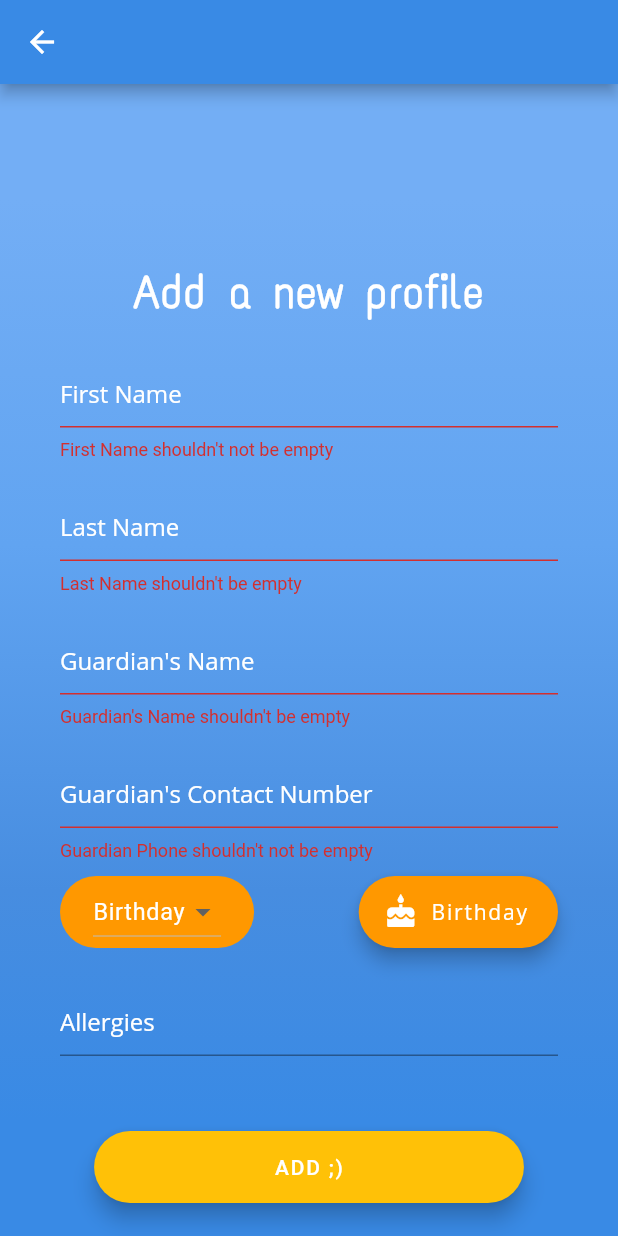
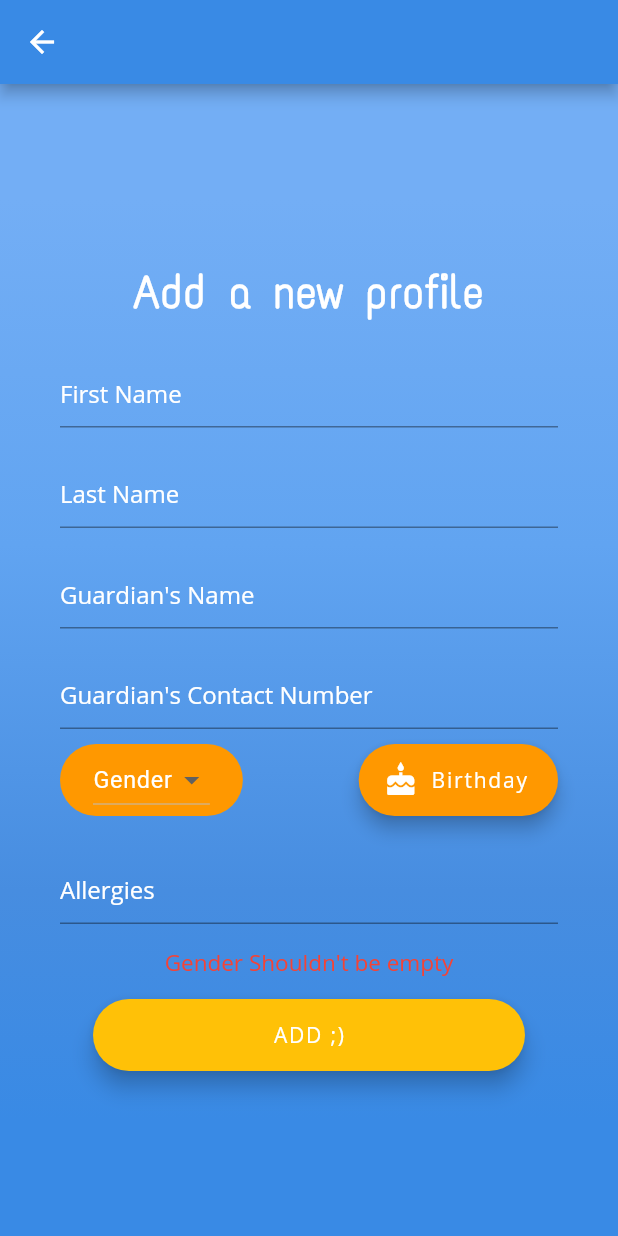
Before and after one commit to Jaideep-C/CrecheManagementApp, a Flutter app: the AddChurchKid screen opened directly, after a tap on "ADD ;)", on a phone screen of 412 x 824 dp. Run offline on Flutter 3.47's test engine with Material 2 defaults, Android fonts, the phone set to English and light mode, and no system bars; our stand-ins replace bottom_navy_bar, cloud_firestore, firebase_auth, flutter_spinkit; accounts and stored records are empty.

Commit message:
FireBase Stable 2,0

```diff
--- a/lib/screens/addKid/churchKid.dart
+++ b/lib/screens/addKid/churchKid.dart
@@ -1,8 +1,6 @@
-// import 'package:flutter/gestures.dart';
 import 'package:cloud_firestore/cloud_firestore.dart';
+import 'package:five/utilities/loading.dart';
 import 'package:flutter/material.dart';
-// import 'package:flutter/services.dart';
-// import 'package:gender_selection/gender_selection.dart';
 
 class AddChurchKid extends StatefulWidget {
 
@@ -16,10 +14,12 @@ class _AddChurchKidState extends State<AddChurchKid> {
   String _firstName,_lastName;
   DateTime _bornDay;
   String _gName;
-  var _sex="Birthday";
+  var _sex="Gender";
   String _gPhone;
-  String _allergies;
-  var gender=["Birthday","Male","Female","Other"];
+  bool _loading=false;
+  String _allergies,_error="nope";
+  var gender=["Gender","Male","Female","Other"];
+
   Widget _newProfile(){
     return Form(
       key: _formKey,
@@ -329,16 +329,43 @@ class _AddChurchKidState extends State<AddChurchKid> {
     Widget _addBtn() {
     return FloatingActionButton.extended(
       onPressed:(){
-        if(_formKey.currentState.validate()){
-          _formKey.currentState.save();
-          doIt();
-        }
+        setState(() {
+          if(_sex=="Gender"){
+            _error="Gender Shouldn't be empty";
+          }else if(_bornDay==null){
+            _error="Birthday Shouldn't be empty";
+          }else{
+            _error="nope";
+            if(_formKey.currentState.validate()){
+              _formKey.currentState.save();
+              try{
+                _loading=true;
+                int i=1000000000;
+                while(i-->0){
+
+                }
+                doIt();
+                Navigator.pop(context);
+                print("Done");
+              }catch(e){
+                _loading=false;
+                print(e.code);
+                _error=e.code;
+              }
+            }
+          }
+        });
       } ,
       heroTag: "addButton",
       backgroundColor: Colors.amber,
       label: Padding(
         padding: const EdgeInsets.fromLTRB(100, 5, 100, 5),//symmetric(vertical:0,horizontal:100),
-        child: Text("ADD ;)"),
+        child: Text(
+          "ADD ;)",
+          style: TextStyle(
+            fontFamily:"OpenSans",
+          ),
+          ),
       ),
 
       );
@@ -348,7 +375,14 @@ class _AddChurchKidState extends State<AddChurchKid> {
     .setData(
       {
         "firstName":_firstName,
-        "lastName":_lastName
+        "lastName":_lastName,
+        "gName":_gName,
+        "gPhone":_gPhone,
+        "sex":(_sex=="gender")?("Did not provide"):(_sex),
+        "allergies":_allergies,
+        "bornDay":_bornDay,
+        "isLog":false,
+        "fullName":_firstName+" "+_lastName,
       }
     );
   }
@@ -357,7 +391,7 @@ class _AddChurchKidState extends State<AddChurchKid> {
 
   @override
   Widget build(BuildContext context) {
-    return Scaffold(
+    return (_loading)?(Loading()):Scaffold(
       appBar: AppBar(
         backgroundColor: Color(0xFF398AE5),
       ),
@@ -411,6 +445,18 @@ class _AddChurchKidState extends State<AddChurchKid> {
                       SizedBox(
                         width: 300,
                         height: 50,
+                        child: Visibility(
+                          visible: _error!="nope",
+                          child: Center(
+                            child: Text(
+                              _error,
+                              style: TextStyle(
+                                fontSize: 15,
+                                fontFamily:"OpenSans",
+                                color: Colors.red
+                              ),
+                            ),
+                          )),
                       ),
                       _addBtn(),
                     ],
--- a/lib/screens/login/login.dart
+++ b/lib/screens/login/login.dart
@@ -245,9 +245,6 @@ class _LoginScreenState extends State<LoginScreen> {
                         style:TextStyle(color: Colors.redAccent,fontWeight: FontWeight.bold,fontFamily: 'OpenSans',fontSize: 15),
                       ),
                       _buildLoginBtn(),
-                      // _buildSignInWithText(),
-                      // _buildSocialBtnRow(),
-                      // _buildSignupBtn(),
                     ],
                   ),
                 ),
--- a/lib/screens/wrapper.dart
+++ b/lib/screens/wrapper.dart
@@ -13,9 +13,9 @@ class Decide extends StatelessWidget {
 
     // return either the Home or Authenticate widget
     if (user == null){
-      return Authenticate();
+      return MaterialApp(home: Authenticate());
     } else {
-      return Home();
+      return MaterialApp(home: Home());
     }
 
   }
```
Also changed, not shown: lib/main.dart (+14 -3 lines), lib/modules/kid.dart (+7 -2 lines), lib/screens/home/home.dart (+46 -5 lines), lib/screens/home/kidList.dart (added, +14 -0 lines), lib/screens/home/kid_tile.dart (added, +20 -0 lines), lib/service/database.dart (added, +47 -0 lines).
